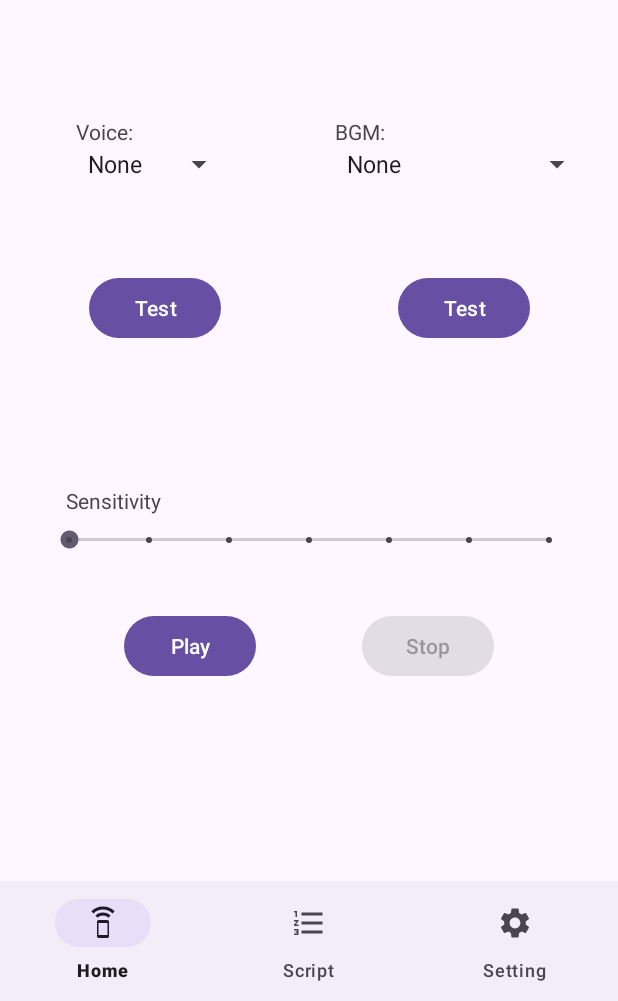
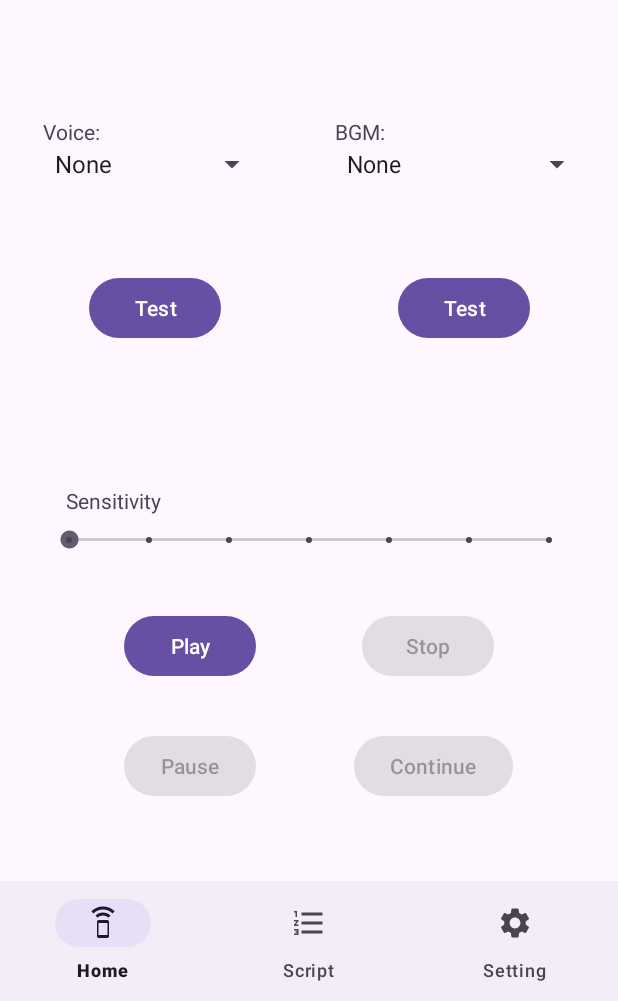
Before and after one commit to Kenny3311/Objection, an Android app: the screen it shows after launch (MainActivity), after a tap on "Stop", on a phone screen of 412 x 824 dp, the part 235-1236 px from its top. Run offline under Robolectric (Android 15) with nearby library versions, the phone set to English and light mode, and no system bars; 3 other taps on this screen came first.

Commit message:
0.2.0 Add Pause to Home, add more Voice

```diff
--- a/app/src/main/java/com/example/myapplication/HomeFragment.java
+++ b/app/src/main/java/com/example/myapplication/HomeFragment.java
@@ -26,7 +26,7 @@ import java.util.List;
 
 
 public class HomeFragment extends Fragment implements SensorEventListener {
-    Button btnVoice, btnBgm, btnStop, btnPlay;
+    Button btnVoice, btnBgm, btnStop, btnPlay,btnPause,btnContinue;
     Spinner voiceSpinner, bgmSpinner;
     SensorManager sensorManager;
     SeekBar seekBar;
@@ -109,7 +109,16 @@ public class HomeFragment extends Fragment implements SensorEventListener {
         btnPlay.setOnClickListener(v -> {
             isSensorActivated = true;
             btnStop.setEnabled(true);
+            btnPause.setEnabled(true);
             new Handler().postDelayed(() -> isFunctionActive = false, 1000);
+        });
+        btnPause.setOnClickListener(v -> {
+            isSensorActivated = false;
+            btnContinue.setEnabled(true);
+        });
+        btnContinue.setOnClickListener(v -> {
+            isSensorActivated = true;
+            btnContinue.setEnabled(false);
         });
         btnStop.setOnClickListener(v -> {
             isSensorActivated = false;
@@ -122,6 +131,8 @@ public class HomeFragment extends Fragment implements SensorEventListener {
             }
             musicList.clear();
             btnStop.setEnabled(false);
+            btnPause.setEnabled(false);
+            btnContinue.setEnabled(false);
             isBgmPlaying = false;
         });
         return view;
@@ -136,6 +147,8 @@ public class HomeFragment extends Fragment implements SensorEventListener {
         btnBgm = view.findViewById(R.id.btnBGM);
         btnStop = view.findViewById(R.id.btnStop);
         btnPlay = view.findViewById(R.id.btnPlay);
+        btnPause=view.findViewById(R.id.btnPause);
+        btnContinue = view.findViewById(R.id.btnContinue);
         voiceSpinner = view.findViewById(R.id.VoiceSpinner);
         bgmSpinner = view.findViewById(R.id.BGMspinner);
         seekBar = view.findViewById(R.id.seekBar);
@@ -280,10 +293,18 @@ public class HomeFragment extends Fragment implements SensorEventListener {
         switch (voice) {
             case "None":
                 return null;
-            case "Igiari":
-                return MediaPlayer.create(getActivity(), R.raw.igiari);
-            case "Matta":
-                return MediaPlayer.create(getActivity(), R.raw.matta);
+            case "Naruhodo-Igiari":
+                return MediaPlayer.create(getActivity(), R.raw.naruhodo_igiari);
+            case "Naruhodo-Matta":
+                return MediaPlayer.create(getActivity(), R.raw.naruhodo_matta);
+            case "Naruhodo-Kurae":
+                return MediaPlayer.create(getActivity(),R.raw.naruhodo_kurae);
+            case "Naruhodo-Objection":
+                return MediaPlayer.create(getActivity(),R.raw.naruhodo_objection);
+            case "Naruhodo-Hold it":
+                return MediaPlayer.create(getActivity(),R.raw.naruhodo_holdit);
+            case "Naruhodo-Take that":
+                return MediaPlayer.create(getActivity(),R.raw.naruhodo_takethat);
             default:
                 throw new IllegalStateException("Unexpected value: " + voice);
         }
--- a/app/src/main/res/layout/fragment_home.xml
+++ b/app/src/main/res/layout/fragment_home.xml
@@ -36,21 +36,21 @@
 
     <Spinner
         android:id="@+id/VoiceSpinner"
-        android:layout_width="wrap_content"
+        android:layout_width="150dp"
         android:layout_height="wrap_content"
+        android:entries="@array/VoiceClip"
         app:layout_constraintEnd_toEndOf="@+id/btnVoice"
         app:layout_constraintStart_toStartOf="@+id/btnVoice"
-        app:layout_constraintTop_toBottomOf="@+id/txtVoice"
-        android:entries="@array/VoiceClip"/>
+        app:layout_constraintTop_toBottomOf="@+id/txtVoice" />
 
     <Spinner
         android:id="@+id/BGMspinner"
         android:layout_width="wrap_content"
         android:layout_height="wrap_content"
+        android:entries="@array/BGM"
         app:layout_constraintEnd_toEndOf="@+id/btnBGM"
         app:layout_constraintStart_toStartOf="@+id/btnBGM"
-        app:layout_constraintTop_toBottomOf="@+id/txtBGM"
-        android:entries="@array/BGM"/>
+        app:layout_constraintTop_toBottomOf="@+id/txtBGM" />
 
     <TextView
         android:id="@+id/txtBGM"
@@ -155,4 +155,28 @@
         app:layout_constraintTop_toTopOf="@+id/btnPlay"
         app:layout_constraintVertical_bias="0.0" />
 
+    <Button
+        android:id="@+id/btnPause"
+        android:layout_width="wrap_content"
+        android:layout_height="wrap_content"
+        android:layout_marginTop="32dp"
+        android:enabled="false"
+        android:text="Pause"
+        app:layout_constraintEnd_toEndOf="@+id/btnPlay"
+        app:layout_constraintHorizontal_bias="0.0"
+        app:layout_constraintStart_toStartOf="@+id/btnPlay"
+        app:layout_constraintTop_toBottomOf="@+id/btnPlay" />
+
+    <Button
+        android:id="@+id/btnContinue"
+        android:layout_width="wrap_content"
+        android:layout_height="wrap_content"
+        android:enabled="false"
+        android:text="Continue"
+        app:layout_constraintBottom_toBottomOf="@+id/btnPause"
+        app:layout_constraintEnd_toEndOf="parent"
+        app:layout_constraintHorizontal_bias="0.3"
+        app:layout_constraintStart_toStartOf="@+id/guideline3"
+        app:layout_constraintTop_toTopOf="@+id/btnPause" />
+
 </androidx.constraintlayout.widget.ConstraintLayout>
--- a/app/src/main/res/values/strings.xml
+++ b/app/src/main/res/values/strings.xml
@@ -3,8 +3,12 @@
     <string name="test">Test</string>
     <string-array name="VoiceClip">
         <item>None</item>
-        <item>Igiari</item>
-        <item>Matta</item>
+        <item>Naruhodo-Igiari</item>
+        <item>Naruhodo-Matta</item>
+        <item>Naruhodo-Kurae</item>
+        <item>Naruhodo-Objection</item>
+        <item>Naruhodo-Hold it</item>
+        <item>Naruhodo-Take that</item>
     </string-array>
     <string-array name="BGM">
         <item>None</item>
```
Also changed, not shown: 8 other files.
